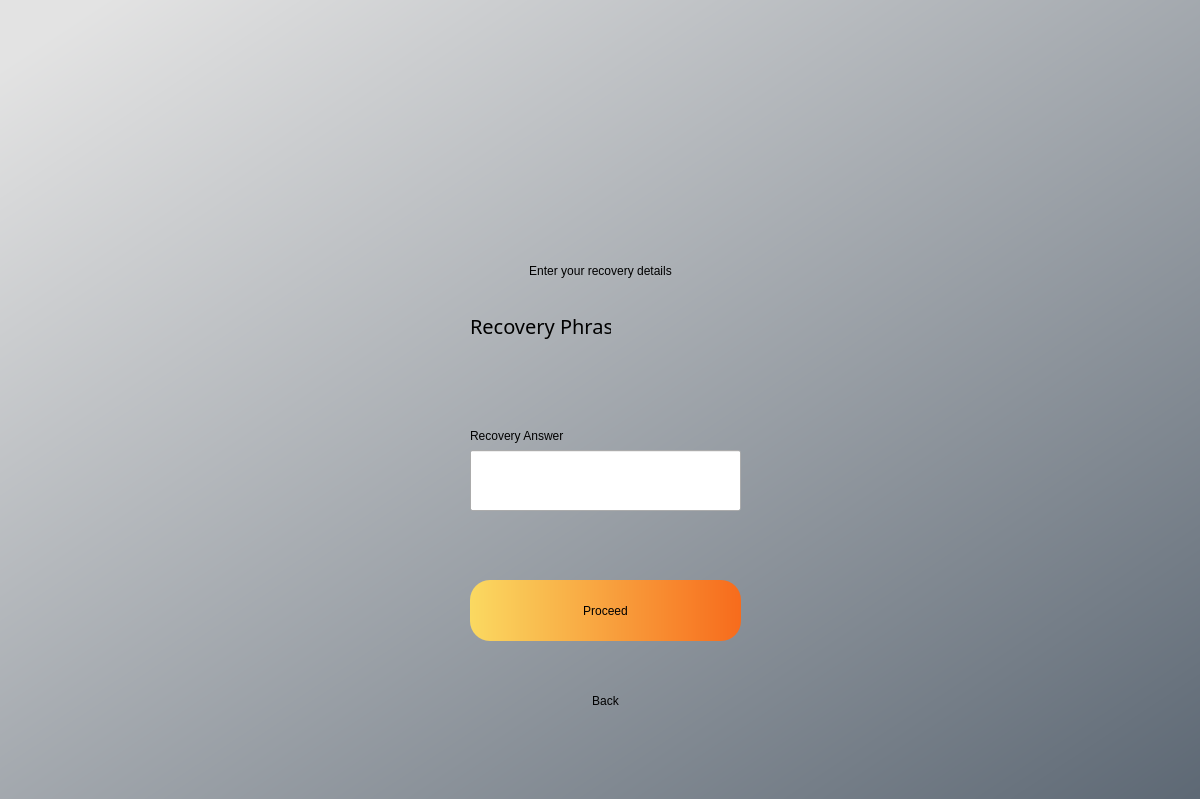
Above: QR-Code-Generator/RSL-QRCode-Generator/AccountRecoveryPage2.ui from Billy4896/Account-System-Interface before the change. Below: the same form after it.
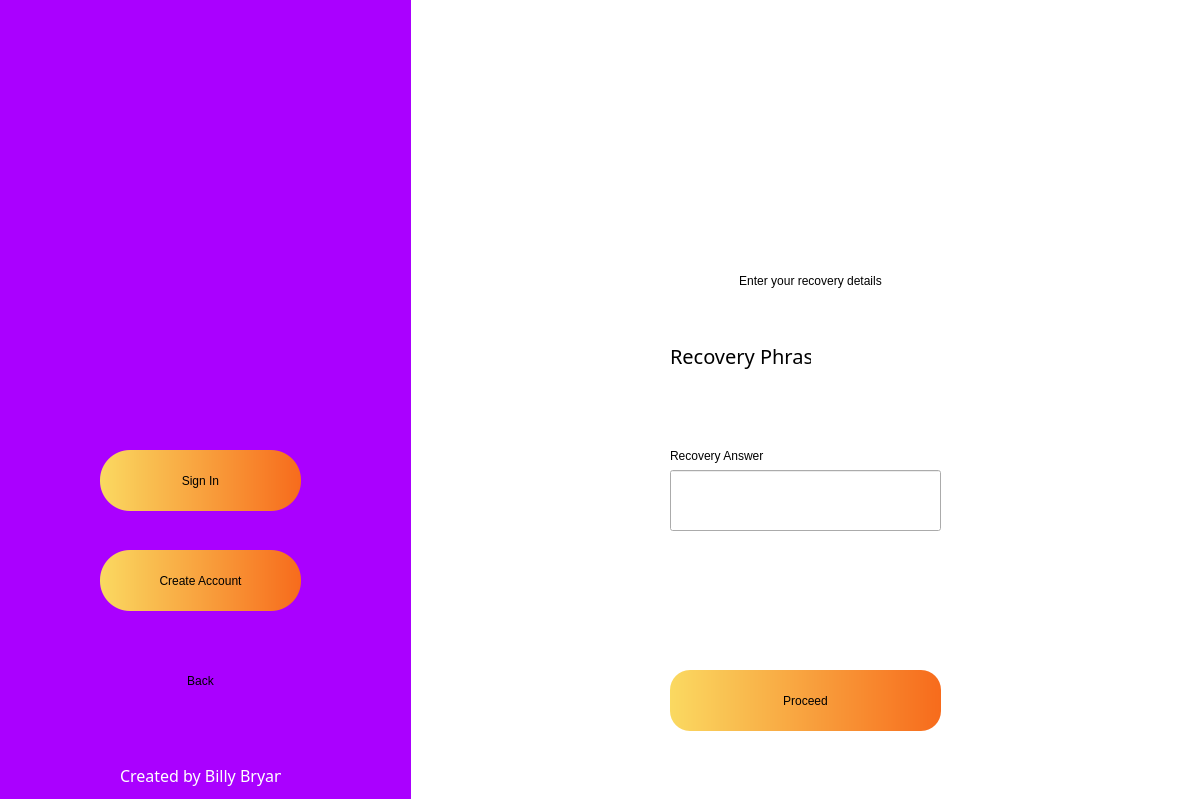
That is the form after the change. Icons and pictures are not drawn.

Commit message: Commit - New social media sprites added. UI design completed with additional coded added for button functionality created.

The edit to the form file:
```diff
--- a/QR-Code-Generator/RSL-QRCode-Generator/AccountRecoveryPage2.ui
+++ b/QR-Code-Generator/RSL-QRCode-Generator/AccountRecoveryPage2.ui
@@ -25,13 +25,14 @@
     </property>
     <property name="styleSheet">
      <string notr="true">QWidget#bgwidget{
-background-color: qlineargradient(spread:pad, x1:0.045, y1:0.0397727, x2:1, y2:1, stop:0 rgba(227, 227, 227, 255), stop:1 rgba(93, 104, 116, 255));}</string>
+background-color: rgb(255, 255, 255)}
+</string>
     </property>
     <widget class="QPushButton" name="proceedButton">
      <property name="geometry">
       <rect>
-       <x>470</x>
-       <y>580</y>
+       <x>670</x>
+       <y>670</y>
        <width>271</width>
        <height>61</height>
       </rect>
@@ -56,7 +57,7 @@
     <widget class="QLabel" name="label_2">
      <property name="geometry">
       <rect>
-       <x>480</x>
+       <x>690</x>
        <y>40</y>
        <width>231</width>
        <height>191</height>
@@ -75,8 +76,8 @@
     <widget class="QLineEdit" name="passwordTxtInput">
      <property name="geometry">
       <rect>
-       <x>470</x>
-       <y>450</y>
+       <x>670</x>
+       <y>470</y>
        <width>271</width>
        <height>61</height>
       </rect>
@@ -93,8 +94,8 @@
     <widget class="QLabel" name="label_4">
      <property name="geometry">
       <rect>
-       <x>430</x>
-       <y>240</y>
+       <x>640</x>
+       <y>250</y>
        <width>341</width>
        <height>61</height>
       </rect>
@@ -112,8 +113,8 @@
     <widget class="QLabel" name="label_6">
      <property name="geometry">
       <rect>
-       <x>470</x>
-       <y>310</y>
+       <x>670</x>
+       <y>340</y>
        <width>141</width>
        <height>31</height>
       </rect>
@@ -140,8 +141,8 @@
     <widget class="QLabel" name="label_7">
      <property name="geometry">
       <rect>
-       <x>470</x>
-       <y>420</y>
+       <x>670</x>
+       <y>440</y>
        <width>151</width>
        <height>31</height>
       </rect>
@@ -159,15 +160,15 @@
     <widget class="QPushButton" name="backButton">
      <property name="geometry">
       <rect>
-       <x>470</x>
-       <y>670</y>
-       <width>271</width>
+       <x>100</x>
+       <y>650</y>
+       <width>201</width>
        <height>61</height>
       </rect>
      </property>
      <property name="styleSheet">
       <string notr="true">QPushButton#backButton{
-	border-radius: 20px;
+	border-radius: 30px;
 	background-color: qlineargradient(spread:pad, x1:0, y1:0, x2:1, y2:0, stop:0 			rgba(250, 217, 97, 255), stop:1 rgba(247, 107, 28, 255));
 	font: 75 17pt &quot;Berlin Sans FB&quot;;
 } 
@@ -184,9 +185,9 @@
     <widget class="QLabel" name="errorLabel">
      <property name="geometry">
       <rect>
-       <x>460</x>
-       <y>530</y>
-       <width>301</width>
+       <x>550</x>
+       <y>610</y>
+       <width>501</width>
        <height>21</height>
       </rect>
      </property>
@@ -456,9 +457,9 @@
     <widget class="QLabel" name="recoveryPhraseLabel">
      <property name="geometry">
       <rect>
-       <x>470</x>
-       <y>360</y>
-       <width>271</width>
+       <x>670</x>
+       <y>400</y>
+       <width>331</width>
        <height>21</height>
       </rect>
      </property>
@@ -472,6 +473,130 @@
       <set>Qt::AlignCenter</set>
      </property>
     </widget>
+    <widget class="QWidget" name="widget" native="true">
+     <property name="geometry">
+      <rect>
+       <x>0</x>
+       <y>-10</y>
+       <width>411</width>
+       <height>811</height>
+      </rect>
+     </property>
+     <property name="styleSheet">
+      <string notr="true">background-color: rgb(170, 0, 255);</string>
+     </property>
+     <widget class="QLabel" name="label_16">
+      <property name="geometry">
+       <rect>
+        <x>-10</x>
+        <y>10</y>
+        <width>471</width>
+        <height>431</height>
+       </rect>
+      </property>
+      <property name="text">
+       <string/>
+      </property>
+      <property name="pixmap">
+       <pixmap>QR_CODES/githubWhite.png</pixmap>
+      </property>
+     </widget>
+     <widget class="QPushButton" name="signInButton">
+      <property name="geometry">
+       <rect>
+        <x>100</x>
+        <y>460</y>
+        <width>201</width>
+        <height>61</height>
+       </rect>
+      </property>
+      <property name="layoutDirection">
+       <enum>Qt::LeftToRight</enum>
+      </property>
+      <property name="styleSheet">
+       <string notr="true">QPushButton#signInButton {
+    border-radius: 30px;
+    background-color: qlineargradient(spread:pad, x1:0, y1:0, x2:1, y2:0, stop:0 rgba(250, 217, 97, 255), stop:1 rgba(247, 107, 28, 255));
+    font: 75 17pt &quot;Berlin Sans FB&quot;;
+}
+
+QPushButton#signInButton:hover {
+
+	background-color: qlineargradient(spread:pad, x1:0, y1:0, x2:1, y2:0, stop:0 	 		rgba(176, 149, 53, 255), stop:1 rgba(173, 74, 0, 255));
+}
+</string>
+      </property>
+      <property name="text">
+       <string>Sign In</string>
+      </property>
+     </widget>
+     <widget class="QLabel" name="label_17">
+      <property name="geometry">
+       <rect>
+        <x>120</x>
+        <y>770</y>
+        <width>161</width>
+        <height>31</height>
+       </rect>
+      </property>
+      <property name="font">
+       <font>
+        <family>Berlin Sans FB</family>
+        <pointsize>12</pointsize>
+        <weight>9</weight>
+        <italic>false</italic>
+        <bold>false</bold>
+       </font>
+      </property>
+      <property name="styleSheet">
+       <string notr="true">font: 75 12pt &quot;Berlin Sans FB&quot;;
+color: rgb(255, 255, 255);
+background-color: transparent;
+
+</string>
+      </property>
+      <property name="text">
+       <string>Created by Billy Bryant</string>
+      </property>
+     </widget>
+     <widget class="QPushButton" name="createAccountButton">
+      <property name="geometry">
+       <rect>
+        <x>100</x>
+        <y>560</y>
+        <width>201</width>
+        <height>61</height>
+       </rect>
+      </property>
+      <property name="styleSheet">
+       <string notr="true">QPushButton#createAccountButton {
+border-radius: 30px;
+    background-color: qlineargradient(spread:pad, x1:0, y1:0, x2:1, y2:0, stop:0 rgba(250, 217, 97, 255), stop:1 rgba(247, 107, 28, 255));
+    font: 75 17pt &quot;Berlin Sans FB&quot;;
+}
+
+QPushButton#createAccountButton:hover {
+
+	background-color: qlineargradient(spread:pad, x1:0, y1:0, x2:1, y2:0, stop:0 	 		rgba(176, 149, 53, 255), stop:1 rgba(173, 74, 0, 255));
+}
+</string>
+      </property>
+      <property name="text">
+       <string>Create Account</string>
+      </property>
+     </widget>
+    </widget>
+    <zorder>widget</zorder>
+    <zorder>proceedButton</zorder>
+    <zorder>label_2</zorder>
+    <zorder>passwordTxtInput</zorder>
+    <zorder>label_4</zorder>
+    <zorder>label_6</zorder>
+    <zorder>label_7</zorder>
+    <zorder>backButton</zorder>
+    <zorder>errorLabel</zorder>
+    <zorder>bgwidget_2</zorder>
+    <zorder>recoveryPhraseLabel</zorder>
    </widget>
   </widget>
  </widget>
```
The commit also changes 8 other files.
